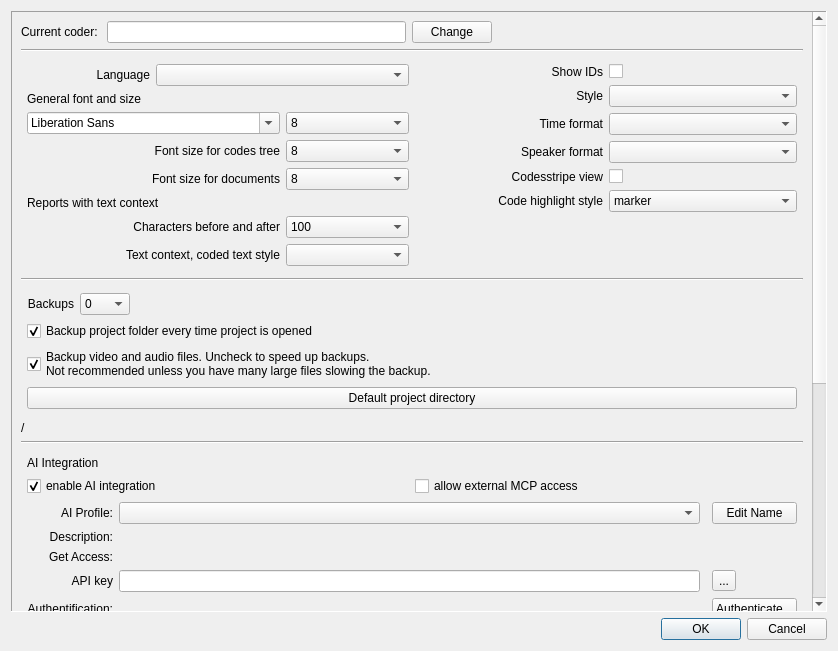
First picture: the form in src/GUI_UIs/ui_dialog_settings.ui, repository ccbogel/QualCoder, before the edit.
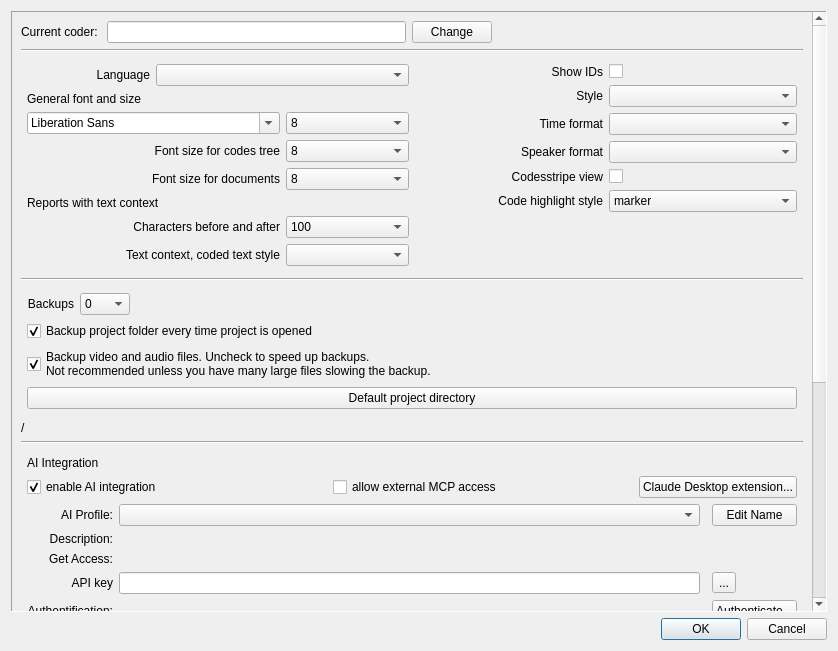
Second picture: the form after the edit.

Patch:
```diff
--- a/src/GUI_UIs/ui_dialog_settings.ui
+++ b/src/GUI_UIs/ui_dialog_settings.ui
@@ -792,6 +792,24 @@
                </property>
               </widget>
              </item>
+             <item>
+              <widget class="QPushButton" name="pushButton_mcp_claude_desktop">
+               <property name="sizePolicy">
+                <sizepolicy hsizetype="Maximum" vsizetype="Fixed">
+                 <horstretch>0</horstretch>
+                 <verstretch>0</verstretch>
+                </sizepolicy>
+               </property>
+               <property name="toolTip">
+                <string>Create the file that installs QualCoder as an extension in Claude Desktop.
+Open the saved .mcpb file with Claude Desktop to install it.
+External MCP access must be allowed and a project must be open while Claude works with QualCoder.</string>
+               </property>
+               <property name="text">
+                <string>Claude Desktop extension...</string>
+               </property>
+              </widget>
+             </item>
             </layout>
            </widget>
           </item>
```
